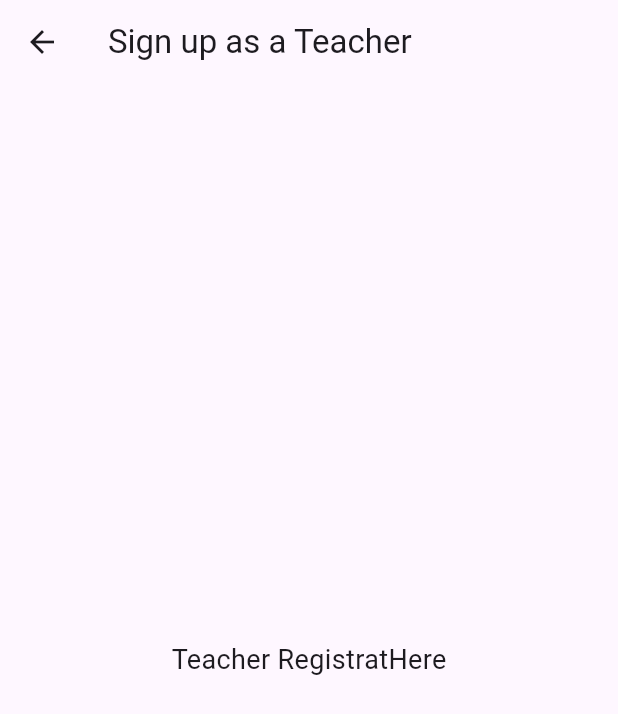
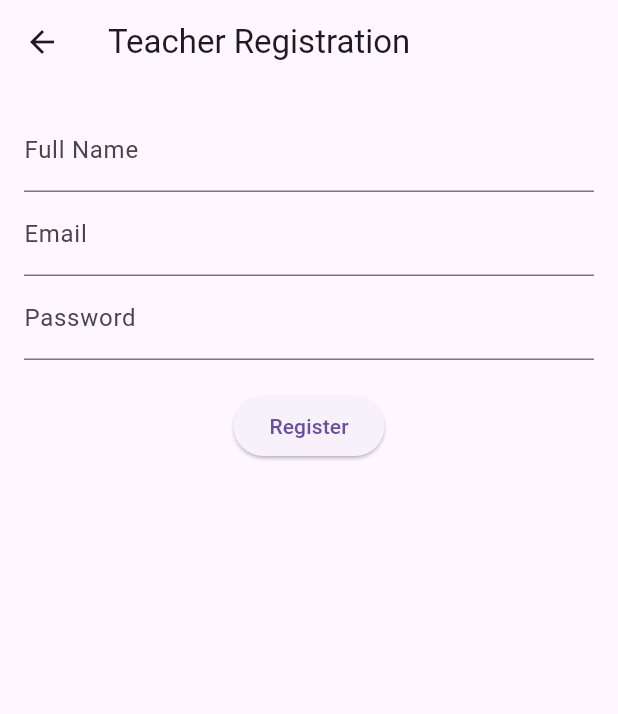
Before and after one commit to ArmanDesir/Mobile-App, a Flutter app: the TeacherRegisterPage screen opened directly, on a phone screen of 412 x 824 dp. Shown: the top 714 px of the screen. Run offline on Flutter 3.47's test engine with Material 3 defaults, Android fonts, the light colour scheme and no system bars; our stand-ins replace cloud_firestore, firebase_auth, firebase_core; accounts and stored records are empty.

Commit message:
commit to nganiiii

```diff
--- a/lib/main.dart
+++ b/lib/main.dart
@@ -1,7 +1,10 @@
 import 'package:casptone_1/veiws/Auth/get_started.dart';
 import 'package:flutter/material.dart';
+import 'package:firebase_core/firebase_core.dart';
 
-void main() {
+void main() async {
+  WidgetsFlutterBinding.ensureInitialized();
+  await Firebase.initializeApp();
   runApp(MyApp());
 }
 
--- a/lib/veiws/teacher/teacher_register_page.dart
+++ b/lib/veiws/teacher/teacher_register_page.dart
@@ -1,14 +1,83 @@
 import 'package:flutter/material.dart';
+import 'package:firebase_auth/firebase_auth.dart';
+import 'package:cloud_firestore/cloud_firestore.dart';
 
-class TeacherRegisterPage extends StatelessWidget {
-  const TeacherRegisterPage({super.key});
+class TeacherRegisterPage extends StatefulWidget {
+  @override
+  _TeacherRegisterPageState createState() => _TeacherRegisterPageState();
+}
+
+class _TeacherRegisterPageState extends State<TeacherRegisterPage> {
+  final _formKey = GlobalKey<FormState>();
+  final _auth = FirebaseAuth.instance;
+  final _firestore = FirebaseFirestore.instance;
+
+  String name = '';
+  String email = '';
+  String password = '';
+
+  Future<void> registerTeacher() async {
+    if (_formKey.currentState!.validate()) {
+      try {
+        UserCredential userCredential = await _auth
+            .createUserWithEmailAndPassword(email: email, password: password);
+
+        // Save teacher info to Firestore
+        await _firestore.collection('users').doc(userCredential.user!.uid).set({
+          'name': name,
+          'email': email,
+          'role': 'teacher',
+        });
+
+        ScaffoldMessenger.of(context).showSnackBar(
+          SnackBar(content: Text('Teacher Registered Successfully')),
+        );
+      } catch (e) {
+        ScaffoldMessenger.of(
+          context,
+        ).showSnackBar(SnackBar(content: Text('Registration Error: $e')));
+      }
+    }
+  }
 
   @override
   Widget build(BuildContext context) {
     return Scaffold(
-      appBar: AppBar(title: Text('Sign up as a Teacher')),
-      body: Center(
-        child: Text('Teacher RegistratHere', style: TextStyle(fontSize: 18)),
+      appBar: AppBar(title: Text('Teacher Registration')),
+      body: Padding(
+        padding: const EdgeInsets.all(16.0),
+        child: Form(
+          key: _formKey,
+          child: Column(
+            children: [
+              TextFormField(
+                decoration: InputDecoration(labelText: 'Full Name'),
+                onChanged: (val) => name = val,
+                validator: (val) => val!.isEmpty ? 'Enter your name' : null,
+              ),
+              TextFormField(
+                decoration: InputDecoration(labelText: 'Email'),
+                onChanged: (val) => email = val,
+                validator: (val) => val!.isEmpty ? 'Enter an email' : null,
+              ),
+              TextFormField(
+                decoration: InputDecoration(labelText: 'Password'),
+                obscureText: true,
+                onChanged: (val) => password = val,
+                validator:
+                    (val) =>
+                        val!.length < 6
+                            ? 'Password must be 6+ characters'
+                            : null,
+              ),
+              SizedBox(height: 20),
+              ElevatedButton(
+                onPressed: registerTeacher,
+                child: Text('Register'),
+              ),
+            ],
+          ),
+        ),
       ),
     );
   }
```
Also changed, not shown: pubspec.yaml (+3 -5 lines), core/services/database_helper.dart (added), lib/firebase_options.dart, pubspec.lock, 3 other files.
